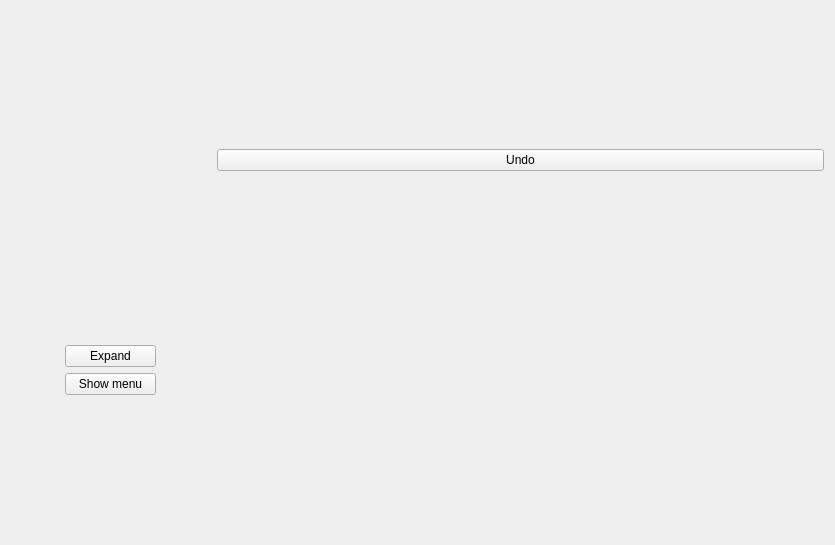
ravenvz/SprintTimer, file qt_gui/ui/mainwindow.ui: the form before one commit.
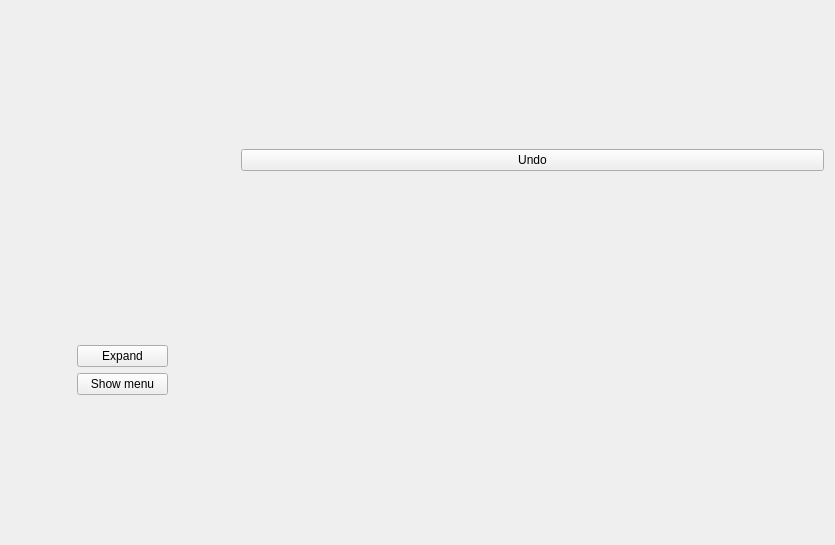
The form after the commit.

Commit message: Outlines no longer change width when fully expanded

```diff
--- a/qt_gui/ui/mainwindow.ui
+++ b/qt_gui/ui/mainwindow.ui
@@ -38,7 +38,7 @@
        </property>
        <property name="minimumSize">
         <size>
-         <width>200</width>
+         <width>224</width>
          <height>0</height>
         </size>
        </property>
```
The commit also changes 2 other files.
